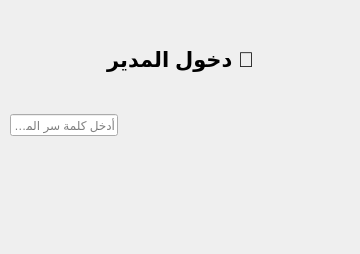
Old version of the form admindialog.ui in the repository mostafa-1234-mo/Zoo-Management-System.
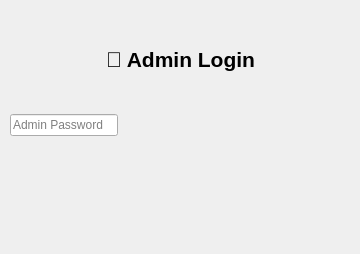
New version of the form.

```diff
--- a/admindialog.ui
+++ b/admindialog.ui
@@ -32,7 +32,7 @@
        </font>
       </property>
       <property name="text">
-       <string>🔐 دخول المدير</string>
+       <string>🔐 Admin Login</string>
       </property>
       <property name="alignment">
        <set>Qt::AlignmentFlag::AlignCenter</set>
@@ -44,7 +44,7 @@
       <item row="0" column="0">
        <widget class="QLineEdit" name="lineEditAdminPass">
         <property name="placeholderText">
-         <string>أدخل كلمة سر المدير</string>
+         <string>Admin Password</string>
         </property>
        </widget>
       </item>
```
